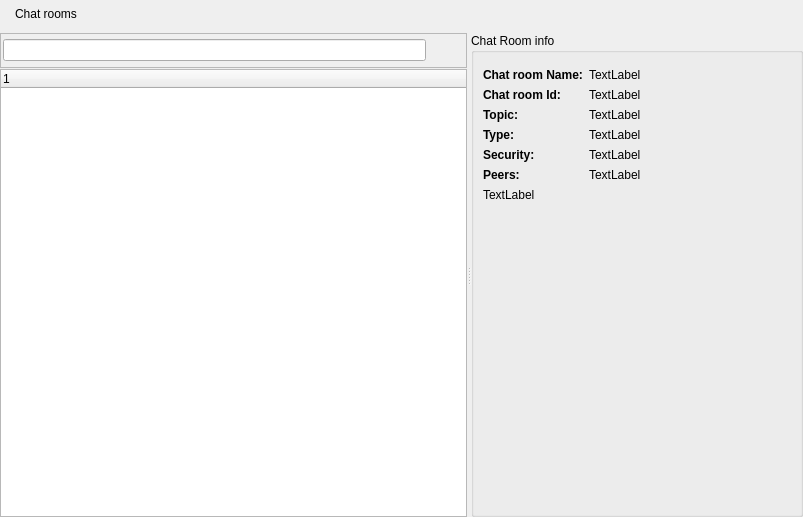
RetroShare/RetroShare, file retroshare-gui/src/gui/ChatLobbyWidget.ui: the form before one commit.
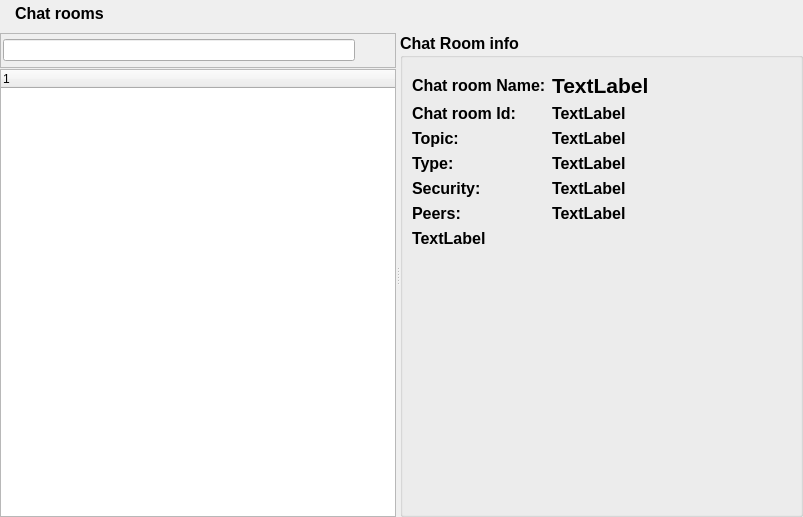
The form after the commit. Icons and pictures are not drawn. Custom widgets are drawn as their Qt base class.

The edit to the form file:
```diff
--- a/retroshare-gui/src/gui/ChatLobbyWidget.ui
+++ b/retroshare-gui/src/gui/ChatLobbyWidget.ui
@@ -70,7 +70,14 @@
        </widget>
       </item>
       <item>
-       <widget class="StyledLabel" name="titleBarLabel">
+       <widget class="QLabel" name="titleBarLabel">
+        <property name="font">
+         <font>
+          <pointsize>12</pointsize>
+          <weight>75</weight>
+          <bold>true</bold>
+         </font>
+        </property>
         <property name="text">
          <string>Chat rooms</string>
         </property>
@@ -228,6 +235,13 @@
         </property>
         <item row="0" column="0">
          <widget class="QGroupBox" name="lobbyinfo_groupBox">
+          <property name="font">
+           <font>
+            <pointsize>12</pointsize>
+            <weight>75</weight>
+            <bold>true</bold>
+           </font>
+          </property>
           <property name="styleSheet">
            <string notr="true"/>
           </property>
@@ -244,6 +258,7 @@
               <widget class="QLabel" name="lobbyname_label">
                <property name="font">
                 <font>
+                 <pointsize>12</pointsize>
                  <weight>75</weight>
                  <bold>true</bold>
                 </font>
@@ -261,6 +276,13 @@
                  <verstretch>0</verstretch>
                 </sizepolicy>
                </property>
+               <property name="font">
+                <font>
+                 <pointsize>16</pointsize>
+                 <weight>75</weight>
+                 <bold>true</bold>
+                </font>
+               </property>
                <property name="text">
                 <string>TextLabel</string>
                </property>
@@ -270,6 +292,7 @@
               <widget class="QLabel" name="lobbyid_label">
                <property name="font">
                 <font>
+                 <pointsize>12</pointsize>
                  <weight>75</weight>
                  <bold>true</bold>
                 </font>
@@ -296,6 +319,7 @@
               <widget class="QLabel" name="lobbytopic_label">
                <property name="font">
                 <font>
+                 <pointsize>12</pointsize>
                  <weight>75</weight>
                  <bold>true</bold>
                 </font>
@@ -325,6 +349,7 @@
               <widget class="QLabel" name="lobbytype_label">
                <property name="font">
                 <font>
+                 <pointsize>12</pointsize>
                  <weight>75</weight>
                  <bold>true</bold>
                 </font>
@@ -351,6 +376,7 @@
               <widget class="QLabel" name="lobbysec_label">
                <property name="font">
                 <font>
+                 <pointsize>12</pointsize>
                  <weight>75</weight>
                  <bold>true</bold>
                 </font>
@@ -371,6 +397,7 @@
               <widget class="QLabel" name="lobbypeers_label">
                <property name="font">
                 <font>
+                 <pointsize>12</pointsize>
                  <weight>75</weight>
                  <bold>true</bold>
                 </font>
@@ -435,9 +462,9 @@
    <header location="global">gui/common/LineEditClear.h</header>
   </customwidget>
   <customwidget>
-   <class>StyledLabel</class>
-   <extends>QLabel</extends>
-   <header>gui/common/StyledLabel.h</header>
+   <class>RSTreeWidget</class>
+   <extends>QTreeWidget</extends>
+   <header>gui/common/RSTreeWidget.h</header>
   </customwidget>
  </customwidgets>
  <resources>
```
Left out of the diff: 6 changed lines with no effect on the pictures.
